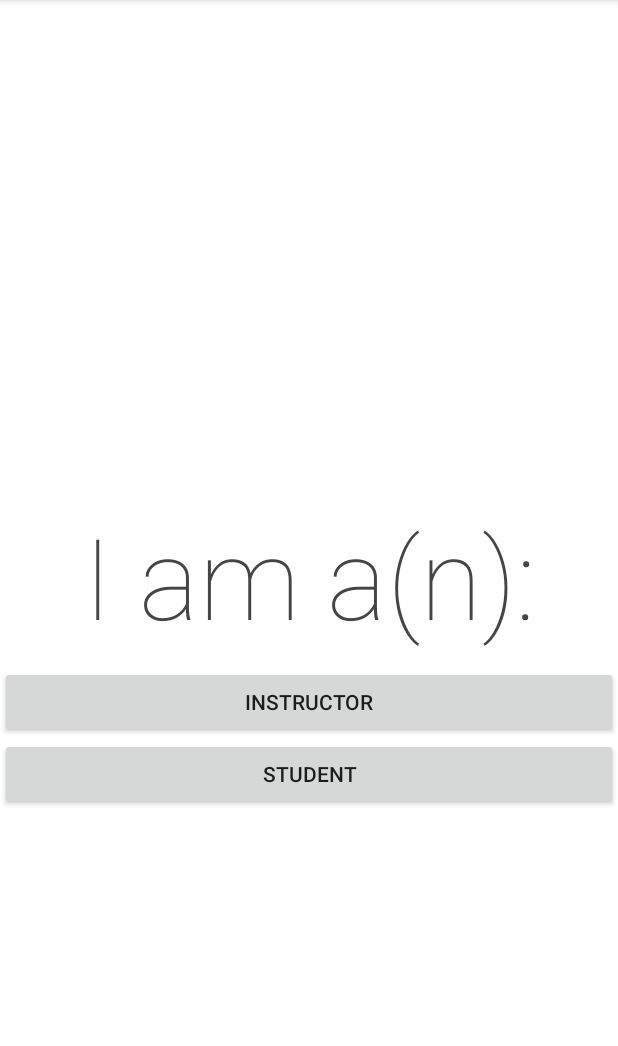
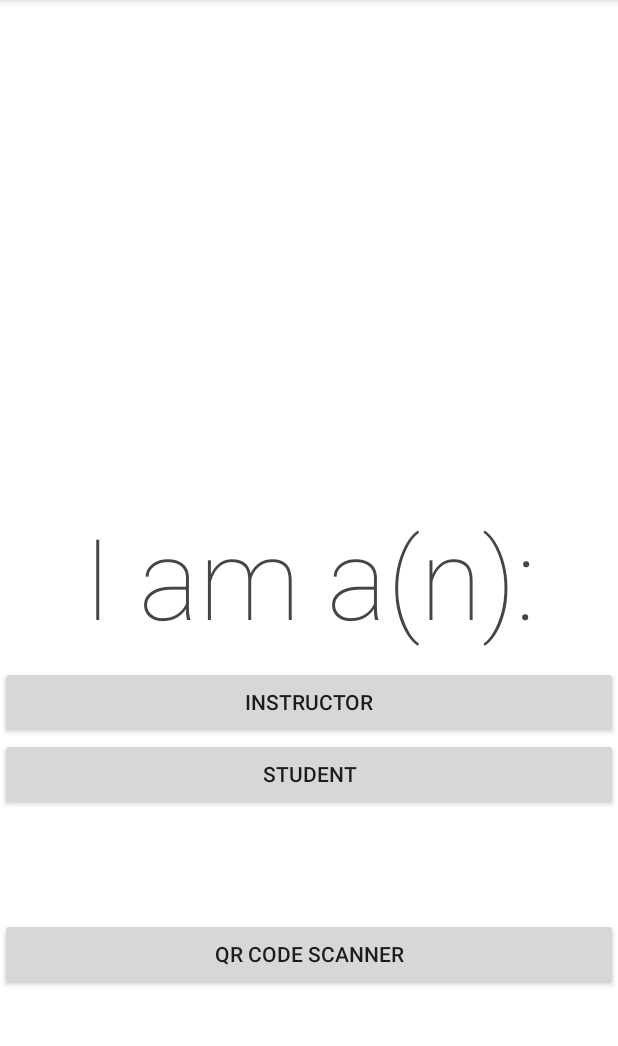
Before and after one commit to VismarkJuarez/Distributed-Systems-Mobile, an Android app: the screen it shows after launch (UserInstructorSelection), on a phone screen of 412 x 824 dp, the part 84-1130 px from its top. Run offline under Robolectric (Android 15) with nearby library versions, the phone set to English and light mode, and no system bars.

Commit message:
Set up QR code implementation with camera scanner

```diff
--- a/app/src/main/java/com/loyola/distributedsystems439/spring2020/testapp/UserInstructorSelection.java
+++ b/app/src/main/java/com/loyola/distributedsystems439/spring2020/testapp/UserInstructorSelection.java
@@ -12,11 +12,13 @@ public class UserInstructorSelection extends AppCompatActivity {
     //Creating references to the instructor and student buttons
     private Button STUDENT_BUTTON;
     private Button INSTRUCTOR_BUTTON;
+    private Button QR_BUTTON;
 
     private void setup() {
         //Initializing button references
         STUDENT_BUTTON = (Button)findViewById(R.id.studentButton);
         INSTRUCTOR_BUTTON = (Button)findViewById(R.id.instructorButton);
+        QR_BUTTON = (Button)findViewById(R.id.QRButton);
     }
 
     @Override
@@ -29,7 +31,21 @@ public class UserInstructorSelection extends AppCompatActivity {
         //setting onClick behaviour
         STUDENT_BUTTON.setOnClickListener(new studentButtonClicked());
         INSTRUCTOR_BUTTON.setOnClickListener(new instructorButtonClicked());
+        QR_BUTTON.setOnClickListener(new instructorButtonClicked());
     }
+    //OnClick button handler classes
+    private class QRButtonClicked implements View.OnClickListener {
+        @Override
+        public void onClick(View v) {
+            Toast.makeText(getApplicationContext(),
+                    "QRButton clicked!",
+                    Toast.LENGTH_LONG)
+                    .show();
+            startActivity(new Intent(UserInstructorSelection.this, QRcode.class));
+        }
+    }
+
+
 
     //OnClick button handler classes
     private class studentButtonClicked implements View.OnClickListener {
--- a/app/src/main/res/layout/activity_user_instructor_selection.xml
+++ b/app/src/main/res/layout/activity_user_instructor_selection.xml
@@ -6,7 +6,7 @@
     android:layout_height="match_parent"
     tools:context="com.loyola.distributedsystems439.spring2020.testapp.MainActivity">
 
-<RelativeLayout xmlns:android="http://schemas.android.com/apk/res/android"
+<RelativeLayout
     android:layout_width="match_parent"
     android:layout_height="match_parent"
     android:background="#FFFFFF">
@@ -39,6 +39,15 @@
         android:text="Student"
         android:layout_below="@id/instructorButton"/>
 
+
+    <Button
+        android:id="@+id/QRButton"
+        android:layout_width="match_parent"
+        android:layout_height="wrap_content"
+        android:layout_below="@id/instructorButton"
+        android:layout_marginTop="120dp"
+        android:text="QR Code Scanner" />
+
 </RelativeLayout>
 
 </android.support.constraint.ConstraintLayout>
```
Also changed, not shown: app/src/main/java/com/loyola/distributedsystems439/spring2020/testapp/QRcode.java (+53 -1 lines).
